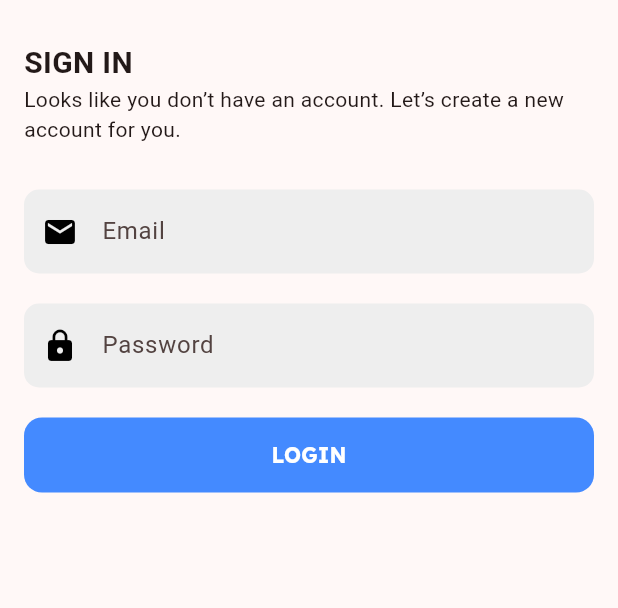
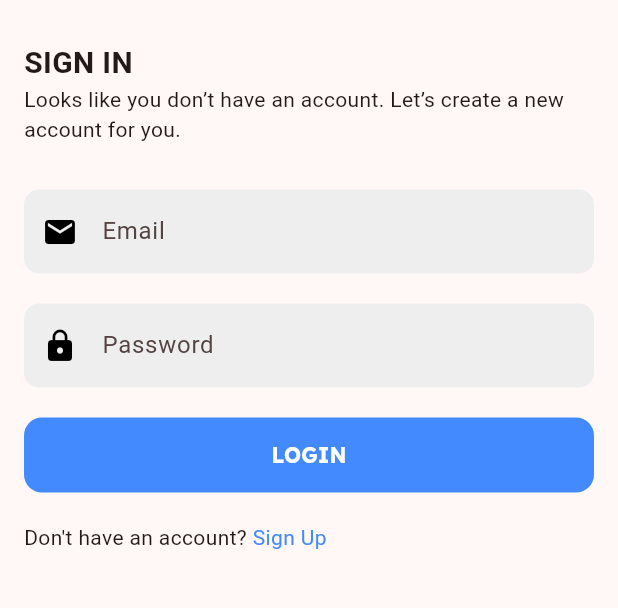
Before and after one commit to AwalkzzD/estonedge, a Flutter app: the screen it shows after launch, after a tap on "GET STARTED", on a phone screen of 412 x 824 dp, the part 82-690 px from its top. Run offline on Flutter 3.47's test engine with Material 3 defaults, Android fonts, the phone set to English and light mode, and no system bars; Roboto replaces fonts that are missing (Rubik-W92V, RubikMedium-DRPE); project files that could hold a hidden picture were left out.

Commit message:
login & signup password text field modification

```diff
--- a/lib/base/utils/widgets/custom_textfield.dart
+++ b/lib/base/utils/widgets/custom_textfield.dart
@@ -4,13 +4,15 @@ import 'package:flutter/material.dart';
 class CustomTextField extends StatelessWidget {
   final String hintText;
   final Icon icon;
-  const CustomTextField({super.key, required this.hintText, required this.icon});
+  final bool isPassword;
+  const CustomTextField({super.key, required this.hintText, required this.icon, required this.isPassword});
 
   @override
   Widget build(BuildContext context) {
     return TextField(
       cursorColor: Colors.black,
       keyboardType: TextInputType.emailAddress,
+      obscureText: isPassword,
       decoration: InputDecoration(
         filled: true,
         fillColor: Colors.grey.shade200,
--- a/lib/ui/auth/login/login_screen.dart
+++ b/lib/ui/auth/login/login_screen.dart
@@ -1,6 +1,7 @@
 import 'package:estonedge/base/utils/widgets/custom_button.dart';
 import 'package:estonedge/base/utils/widgets/custom_textfield.dart';
 import 'package:estonedge/ui/auth/utils/custom_app_bar.dart';
+import 'package:flutter/gestures.dart';
 import 'package:flutter/material.dart';
 
 class LoginScreen extends StatefulWidget {
@@ -20,6 +21,7 @@ class _LoginScreenState extends State<LoginScreen> {
       body: Container(
         margin: const EdgeInsets.only(left: 16.0, right: 16.0, top: 26),
         child: Column(
+          crossAxisAlignment: CrossAxisAlignment.start,
           children: [
             const SizedBox(
               width: double.infinity,
@@ -44,11 +46,13 @@ class _LoginScreenState extends State<LoginScreen> {
             const CustomTextField(
               hintText: 'Email',
               icon: Icon(Icons.email),
+              isPassword: false,
             ),
             const SizedBox(height: 20),
             const CustomTextField(
               hintText: 'Password',
               icon: Icon(Icons.lock),
+              isPassword: true,
             ),
             const SizedBox(height: 20),
             CustomButton(
@@ -57,34 +61,31 @@ class _LoginScreenState extends State<LoginScreen> {
                 Navigator.pushReplacementNamed(context, '/home');
               },
             ),
+            const SizedBox(height: 20),
+            Text.rich(
+              TextSpan(
+                text: "Don't have an account? ",
+                style: const TextStyle(
+                  fontSize: 14,
+                  fontFamily: 'Rubik-W92V',
+                ),
+                children: <TextSpan>[
+                  TextSpan(
+                    recognizer: TapGestureRecognizer()
+                      ..onTap = () => navigateToSignUpScreen(),
+                    text: 'Sign Up',
+                    style: const TextStyle(color: Colors.blueAccent),
+                  ),
+                ],
+              ),
+            ),
           ],
         ),
       ),
     );
   }
 
-/*Widget buildCustomAppBar() {
-    /// Row widget to create a custom appbar
-    return Padding(
-      padding: const EdgeInsets.only(right: 10, top: 10),
-      child: Row(
-        mainAxisAlignment: MainAxisAlignment.spaceBetween,
-        children: [
-          Wrap(
-            children: [
-              Image.asset(AppImages.appLogo),
-              const SizedBox(width: 12),
-              const Text(
-                'EstonEdge',
-                style: TextStyle(
-                    fontSize: 34,
-                    fontFamily: 'RubikMedium-DRPE',
-                    fontWeight: FontWeight.bold),
-              ),
-            ],
-          ),
-        ],
-      ),
-    );
-  }*/
+  void navigateToSignUpScreen() {
+    Navigator.pushNamed(context, '/signup');
+  }
 }
```
Also changed, not shown: lib/ui/auth/signup/signup_screen.dart (+4 -25 lines), lib/ui/home/home_screen.dart (+5 -5 lines), lib/ui/room/room_screen.dart (+13 -20 lines).
